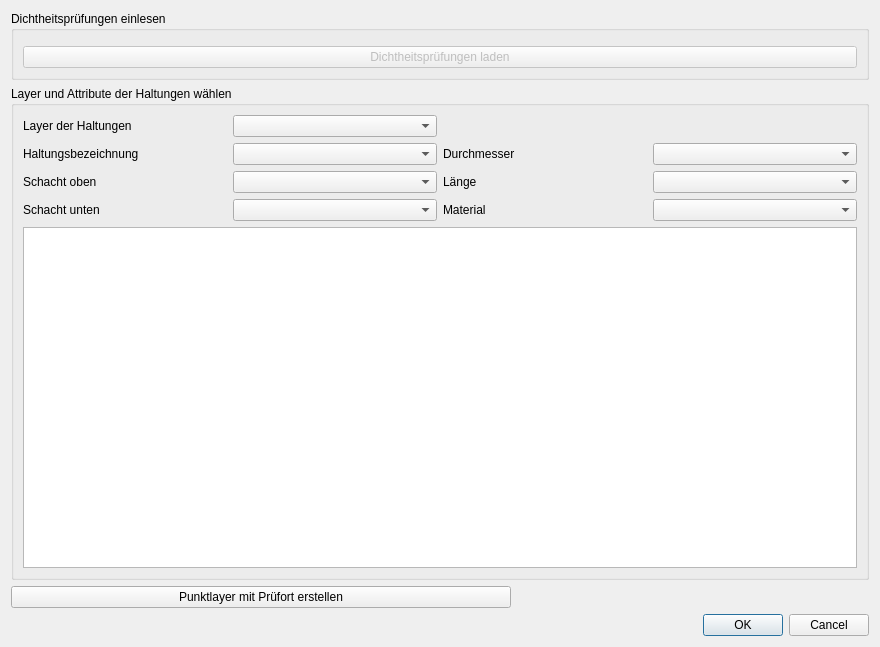
First picture: the form in dp_checker_dialog_base.ui, repository a-matz/dp_checker, before the edit.
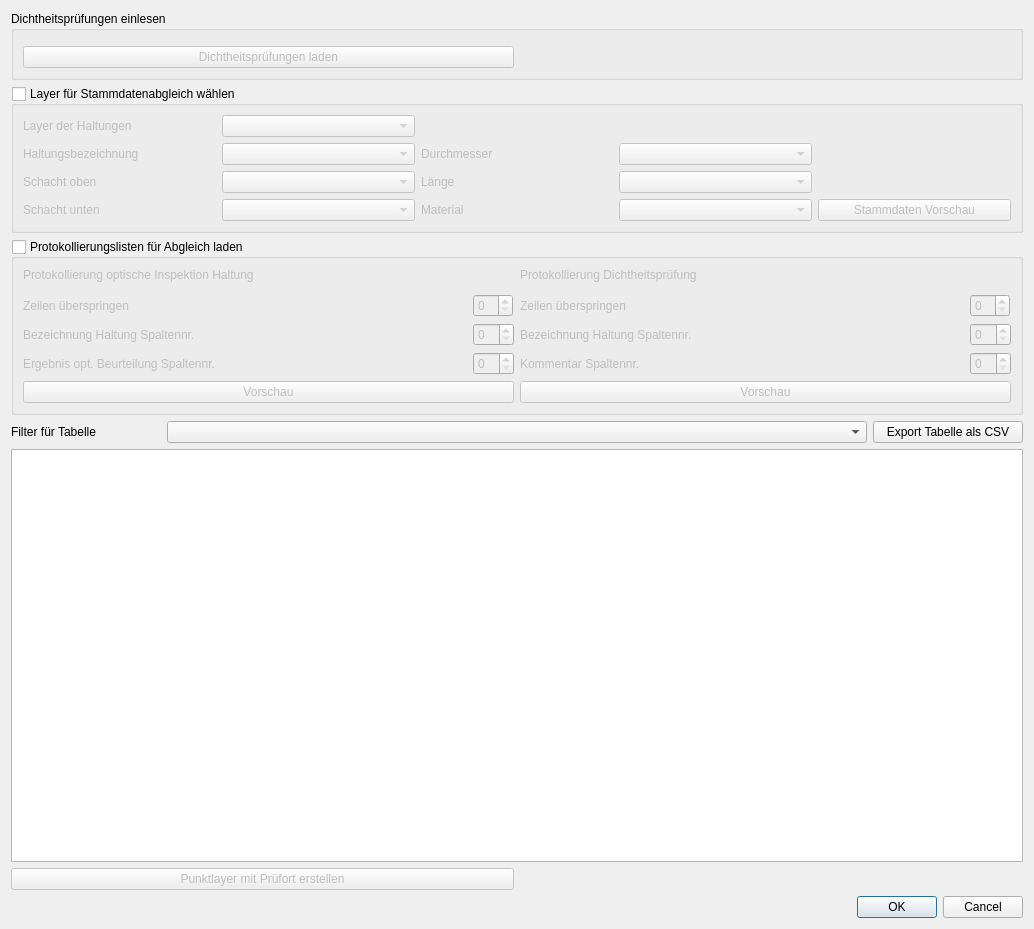
Second picture: the form after the edit. Custom widgets are drawn as their Qt base class.

Commit message: continue with project

The edit to the form file:
```diff
--- a/dp_checker_dialog_base.ui
+++ b/dp_checker_dialog_base.ui
@@ -6,8 +6,8 @@
    <rect>
     <x>0</x>
     <y>0</y>
-    <width>880</width>
-    <height>647</height>
+    <width>1034</width>
+    <height>929</height>
    </rect>
   </property>
   <property name="windowTitle">
@@ -19,8 +19,18 @@
      <property name="title">
       <string>Dichtheitsprüfungen einlesen</string>
      </property>
-     <layout class="QVBoxLayout" name="verticalLayout_2">
-      <item>
+     <layout class="QGridLayout" name="gridLayout_4">
+      <item row="1" column="0">
+       <widget class="QPushButton" name="button_load_dp">
+        <property name="enabled">
+         <bool>false</bool>
+        </property>
+        <property name="text">
+         <string>Dichtheitsprüfungen laden</string>
+        </property>
+       </widget>
+      </item>
+      <item row="0" column="0" colspan="2">
        <widget class="QgsFileWidget" name="fileWidget">
         <property name="storageMode">
          <enum>QgsFileWidget::GetDirectory</enum>
@@ -30,25 +40,63 @@
         </property>
        </widget>
       </item>
-      <item>
-       <widget class="QPushButton" name="button_load_dp">
-        <property name="enabled">
-         <bool>false</bool>
-        </property>
-        <property name="text">
-         <string>Dichtheitsprüfungen laden</string>
-        </property>
-       </widget>
-      </item>
      </layout>
     </widget>
    </item>
    <item>
     <widget class="QGroupBox" name="groupBox">
      <property name="title">
-      <string>Layer und Attribute der Haltungen wählen</string>
+      <string>Layer für Stammdatenabgleich wählen</string>
+     </property>
+     <property name="checkable">
+      <bool>true</bool>
+     </property>
+     <property name="checked">
+      <bool>false</bool>
      </property>
      <layout class="QGridLayout" name="gridLayout">
+      <item row="4" column="0">
+       <widget class="QLabel" name="label_3">
+        <property name="text">
+         <string>Schacht unten</string>
+        </property>
+       </widget>
+      </item>
+      <item row="4" column="1">
+       <widget class="QgsFieldComboBox" name="combobox_bisSchacht">
+        <property name="allowEmptyFieldName">
+         <bool>true</bool>
+        </property>
+       </widget>
+      </item>
+      <item row="1" column="2">
+       <widget class="QLabel" name="label_5">
+        <property name="text">
+         <string>Durchmesser</string>
+        </property>
+       </widget>
+      </item>
+      <item row="3" column="0">
+       <widget class="QLabel" name="label_4">
+        <property name="text">
+         <string>Schacht oben</string>
+        </property>
+       </widget>
+      </item>
+      <item row="4" column="3">
+       <widget class="QgsFieldComboBox" name="combobox_material">
+        <property name="allowEmptyFieldName">
+         <bool>true</bool>
+        </property>
+       </widget>
+      </item>
+      <item row="1" column="1">
+       <widget class="QgsFieldComboBox" name="combobox_haltungnr">
+        <property name="allowEmptyFieldName">
+         <bool>true</bool>
+        </property>
+       </widget>
+      </item>
       <item row="0" column="1">
        <widget class="QgsMapLayerComboBox" name="combobox_maplayer">
         <property name="allowEmptyLayer">
@@ -56,10 +104,24 @@
         </property>
        </widget>
       </item>
-      <item row="3" column="0">
-       <widget class="QLabel" name="label_4">
+      <item row="4" column="2">
+       <widget class="QLabel" name="label_7">
         <property name="text">
-         <string>Schacht oben</string>
+         <string>Material</string>
+        </property>
+       </widget>
+      </item>
+      <item row="3" column="1">
+       <widget class="QgsFieldComboBox" name="combobox_vonSchacht">
+        <property name="allowEmptyFieldName">
+         <bool>true</bool>
+        </property>
+       </widget>
+      </item>
+      <item row="1" column="0">
+       <widget class="QLabel" name="label_2">
+        <property name="text">
+         <string>Haltungsbezeichnung</string>
         </property>
        </widget>
       </item>
@@ -84,27 +146,6 @@
         </property>
        </widget>
       </item>
-      <item row="4" column="0">
-       <widget class="QLabel" name="label_3">
-        <property name="text">
-         <string>Schacht unten</string>
-        </property>
-       </widget>
-      </item>
-      <item row="4" column="2">
-       <widget class="QLabel" name="label_7">
-        <property name="text">
-         <string>Material</string>
-        </property>
-       </widget>
-      </item>
-      <item row="3" column="1">
-       <widget class="QgsFieldComboBox" name="combobox_vonSchacht">
-        <property name="allowEmptyFieldName">
-         <bool>true</bool>
-        </property>
-       </widget>
-      </item>
       <item row="3" column="2">
        <widget class="QLabel" name="label_6">
         <property name="text">
@@ -112,45 +153,151 @@
         </property>
        </widget>
       </item>
-      <item row="4" column="3">
-       <widget class="QgsFieldComboBox" name="combobox_material">
-        <property name="allowEmptyFieldName">
-         <bool>true</bool>
+      <item row="4" column="4">
+       <widget class="QPushButton" name="button_load_base_data">
+        <property name="enabled">
+         <bool>false</bool>
         </property>
+        <property name="toolTip">
+         <string>Vorschau der Stammdaten. Druckprüfungen müssen eingelesen sein.</string>
+        </property>
+        <property name="text">
+         <string>Stammdaten Vorschau</string>
+        </property>
        </widget>
       </item>
-      <item row="5" column="0" colspan="4">
-       <widget class="QTableWidget" name="table">
-        <property name="editTriggers">
-         <set>QAbstractItemView::NoEditTriggers</set>
+     </layout>
+    </widget>
+   </item>
+   <item>
+    <widget class="QGroupBox" name="groupBox_3">
+     <property name="minimumSize">
+      <size>
+       <width>0</width>
+       <height>70</height>
+      </size>
+     </property>
+     <property name="title">
+      <string>Protokollierungslisten für Abgleich laden</string>
+     </property>
+     <property name="checkable">
+      <bool>true</bool>
+     </property>
+     <property name="checked">
+      <bool>false</bool>
+     </property>
+     <layout class="QGridLayout" name="gridLayout_3">
+      <item row="1" column="0" colspan="2">
+       <widget class="QgsFileWidget" name="filepath_reach_protocol"/>
+      </item>
+      <item row="3" column="2">
+       <widget class="QLabel" name="label_12">
+        <property name="text">
+         <string>Bezeichnung Haltung Spaltennr.</string>
+        </property>
+       </widget>
+      </item>
+      <item row="0" column="0" colspan="2">
+       <widget class="QLabel" name="label_8">
+        <property name="text">
+         <string>Protokollierung optische Inspektion Haltung</string>
+        </property>
+       </widget>
+      </item>
+      <item row="4" column="2">
+       <widget class="QLabel" name="label_15">
+        <property name="text">
+         <string>Kommentar Spaltennr.</string>
+        </property>
+       </widget>
+      </item>
+      <item row="2" column="1">
+       <widget class="QSpinBox" name="reach_protocol_skip">
+        <property name="maximumSize">
+         <size>
+          <width>40</width>
+          <height>16777215</height>
+         </size>
+        </property>
+       </widget>
+      </item>
+      <item row="3" column="3">
+       <widget class="QSpinBox" name="dp_protocol_name"/>
+      </item>
+      <item row="3" column="1">
+       <widget class="QSpinBox" name="reach_protocol_name"/>
+      </item>
+      <item row="0" column="2" colspan="2">
+       <widget class="QLabel" name="label_13">
+        <property name="text">
+         <string>Protokollierung Dichtheitsprüfung</string>
+        </property>
+       </widget>
+      </item>
+      <item row="4" column="0">
+       <widget class="QLabel" name="label_14">
+        <property name="text">
+         <string>Ergebnis opt. Beurteilung Spaltennr.</string>
         </property>
        </widget>
       </item>
       <item row="4" column="1">
-       <widget class="QgsFieldComboBox" name="combobox_bisSchacht">
-        <property name="allowEmptyFieldName">
-         <bool>true</bool>
+       <widget class="QSpinBox" name="reach_protocol_result"/>
+      </item>
+      <item row="3" column="0">
+       <widget class="QLabel" name="label_10">
+        <property name="text">
+         <string>Bezeichnung Haltung Spaltennr.</string>
         </property>
        </widget>
       </item>
-      <item row="1" column="0">
-       <widget class="QLabel" name="label_2">
+      <item row="2" column="3">
+       <widget class="QSpinBox" name="dp_protocol_skip">
+        <property name="maximumSize">
+         <size>
+          <width>40</width>
+          <height>16777215</height>
+         </size>
+        </property>
+       </widget>
+      </item>
+      <item row="4" column="3">
+       <widget class="QSpinBox" name="dp_protocol_comment"/>
+      </item>
+      <item row="1" column="2" colspan="2">
+       <widget class="QgsFileWidget" name="filepath_dp_protocol"/>
+      </item>
+      <item row="2" column="0">
+       <widget class="QLabel" name="label_9">
         <property name="text">
-         <string>Haltungsbezeichnung</string>
+         <string>Zeilen überspringen</string>
         </property>
        </widget>
       </item>
-      <item row="1" column="2">
-       <widget class="QLabel" name="label_5">
+      <item row="5" column="0" colspan="2">
+       <widget class="QPushButton" name="button_preview_protocol_reach">
+        <property name="enabled">
+         <bool>false</bool>
+        </property>
         <property name="text">
-         <string>Durchmesser</string>
+         <string>Vorschau</string>
         </property>
        </widget>
       </item>
-      <item row="1" column="1">
-       <widget class="QgsFieldComboBox" name="combobox_haltungnr">
-        <property name="allowEmptyFieldName">
-         <bool>true</bool>
+      <item row="2" column="2">
+       <widget class="QLabel" name="label_11">
+        <property name="text">
+         <string>Zeilen überspringen</string>
+        </property>
+       </widget>
+      </item>
+      <item row="5" column="2" colspan="2">
+       <widget class="QPushButton" name="button_preview_dp_protocol">
+        <property name="enabled">
+         <bool>false</bool>
+        </property>
+        <property name="text">
+         <string>Vorschau</string>
         </property>
        </widget>
       </item>
@@ -158,15 +305,58 @@
     </widget>
    </item>
    <item>
-    <layout class="QGridLayout" name="gridLayout_2" rowstretch="0">
+    <layout class="QGridLayout" name="gridLayout_2" columnstretch="0,0,0">
      <property name="topMargin">
       <number>0</number>
      </property>
-     <property name="verticalSpacing">
-      <number>10</number>
+     <item row="0" column="2">
+      <widget class="QPushButton" name="button_csv_export">
+       <property name="maximumSize">
+        <size>
+         <width>150</width>
+         <height>16777215</height>
+        </size>
+       </property>
+       <property name="text">
+        <string>Export Tabelle als CSV</string>
+       </property>
+      </widget>
+     </item>
+     <item row="0" column="1">
+      <widget class="QComboBox" name="combobox_filter"/>
+     </item>
+     <item row="0" column="0">
+      <widget class="QLabel" name="label_16">
+       <property name="maximumSize">
+        <size>
+         <width>150</width>
+         <height>16777215</height>
+        </size>
+       </property>
+       <property name="text">
+        <string>Filter für Tabelle</string>
+       </property>
+      </widget>
+     </item>
+    </layout>
+   </item>
+   <item>
+    <widget class="QTableWidget" name="table">
+     <property name="editTriggers">
+      <set>QAbstractItemView::NoEditTriggers</set>
+     </property>
+    </widget>
+   </item>
+   <item>
+    <layout class="QGridLayout" name="gridLayout_5">
+     <property name="topMargin">
+      <number>0</number>
      </property>
      <item row="0" column="0">
       <widget class="QPushButton" name="button_create_point_layer">
+       <property name="enabled">
+        <bool>false</bool>
+       </property>
        <property name="minimumSize">
         <size>
          <width>500</width>
```
The commit also changes 2 other files.
